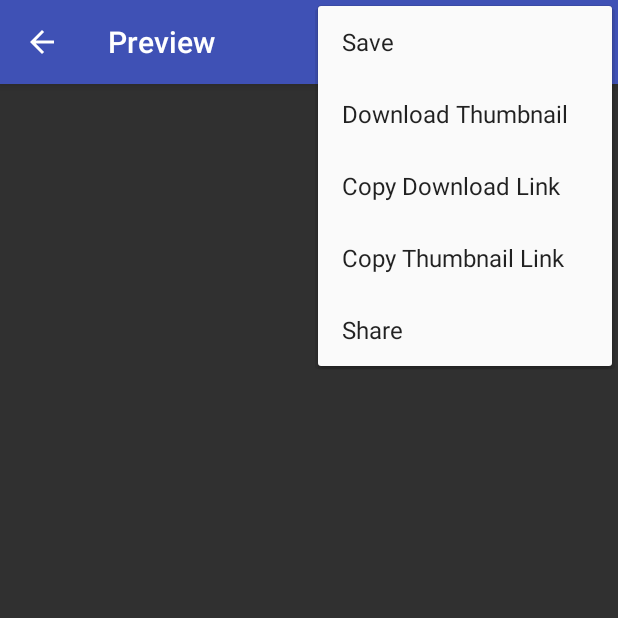
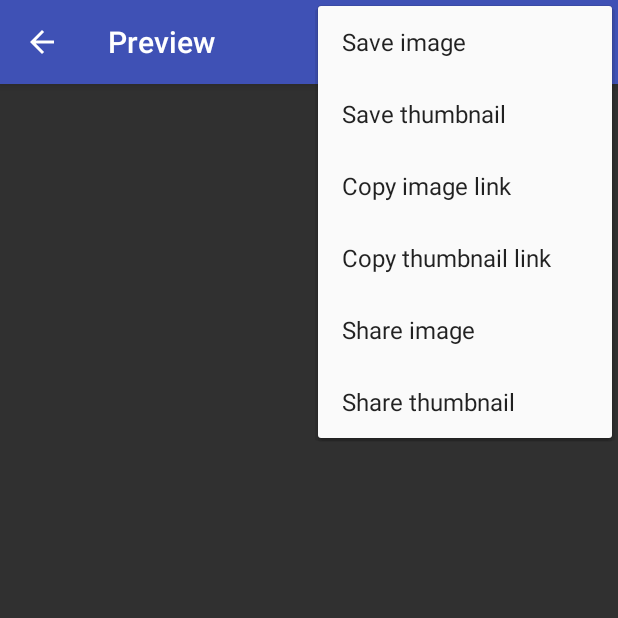
Before and after one commit to theapache64/GPix, an Android app: the ImagePreviewActivity screen opened directly, with no data from a screen before it, with the options menu open, on a phone screen of 412 x 824 dp, the top half of it. Run offline under Robolectric (Android 15) with nearby library versions, the phone set to English and light mode, and no system bars; libraries missing offline, so code that uses them is left out: com.nostra13.universalimageloader; pictures from the network do not load; 3 statements that could not run were skipped.

Commit message:
ImagePreview menu modified

```diff
--- a/android_client/app/src/main/res/menu/menu_preview.xml
+++ b/android_client/app/src/main/res/menu/menu_preview.xml
@@ -3,11 +3,11 @@
 
     <item
         android:id="@+id/miSave"
-        android:title="@string/Save" />
+        android:title="@string/Save_image" />
 
     <item
         android:id="@+id/miDownloadThumb"
-        android:title="@string/DownloadThumbnail" />
+        android:title="@string/Save_thumbnail" />
 
     <item
         android:id="@+id/miCopyDownloadLink"
@@ -18,6 +18,9 @@
         android:title="@string/CopyThumbnailLink" />
 
     <item
-        android:id="@+id/miShare"
-        android:title="@string/Share" />
+        android:id="@+id/miShareImage"
+        android:title="@string/ShareImage" />
+    <item
+        android:id="@+id/miShareThumbnail"
+        android:title="@string/ShareThumbnail" />
 </menu>
--- a/android_client/app/src/main/res/values/strings.xml
+++ b/android_client/app/src/main/res/values/strings.xml
@@ -10,14 +10,16 @@
     <string name="No_image_found">No image found</string>
     <string name="title_activity_image_preview">ImagePreviewActivity</string>
     <string name="Save">Save</string>
-    <string name="CopyDownloadLink">Copy Download Link</string>
-    <string name="DownloadThumbnail">Download Thumbnail</string>
-    <string name="CopyThumbnailLink">Copy Thumbnail Link</string>
-    <string name="Share">Share</string>
+    <string name="CopyDownloadLink">Copy image link</string>
+    <string name="CopyThumbnailLink">Copy thumbnail link</string>
+    <string name="ShareImage">Share image</string>
     <string name="Image_saved_s">Image saved %s</string>
     <string name="Failed_to_save_the_image">Failed to save the image</string>
     <string name="HIDE">HIDE</string>
     <string name="Preview">Preview</string>
     <string name="Download_selected">Download Selected</string>
     <string name="Download_selected_thumb">Download Thumbnails</string>
+    <string name="Save_thumbnail">Save thumbnail</string>
+    <string name="Save_image">Save image</string>
+    <string name="ShareThumbnail">Share thumbnail</string>
 </resources>
```
Also changed, not shown: android_client/app/src/main/java/com/theah64/gpix/ui/MainActivity.java (+8 -5 lines).
